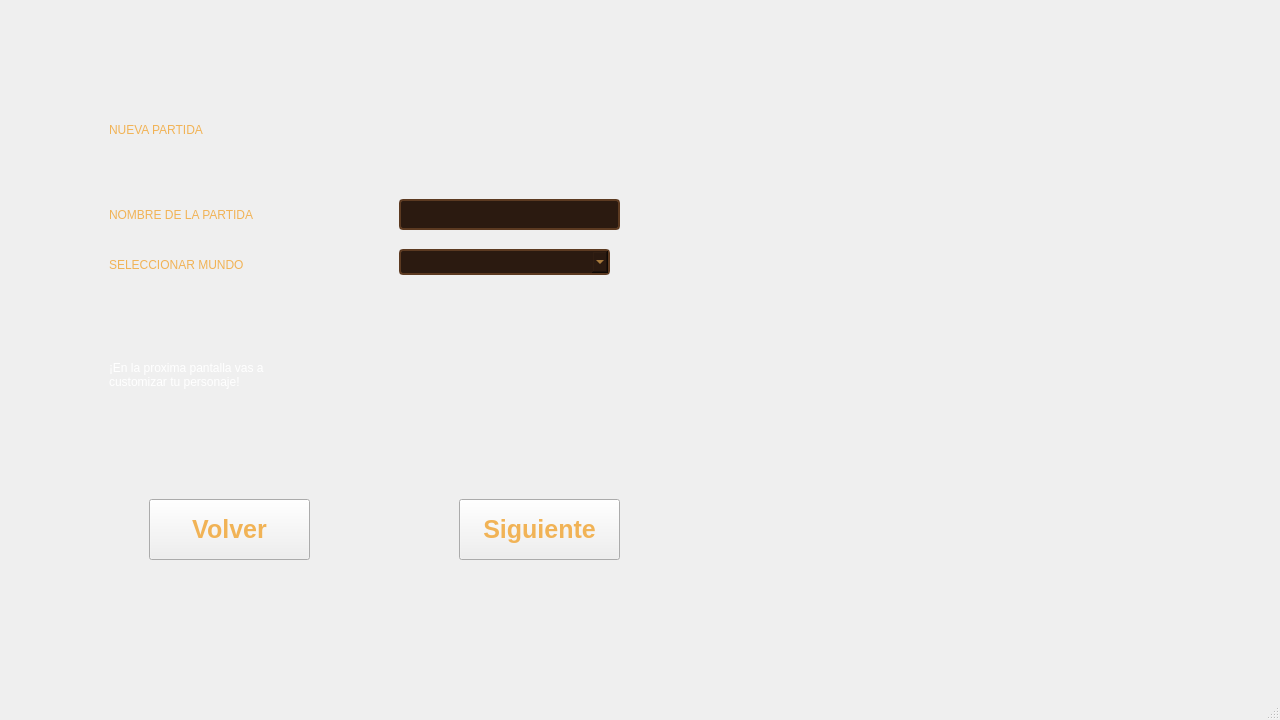
Nahuelfranco12/TP-TALLER-DE-PROGRAMACION-G9-2C26, file client_src/Pantallas/pantalla.ui: the form before one commit.
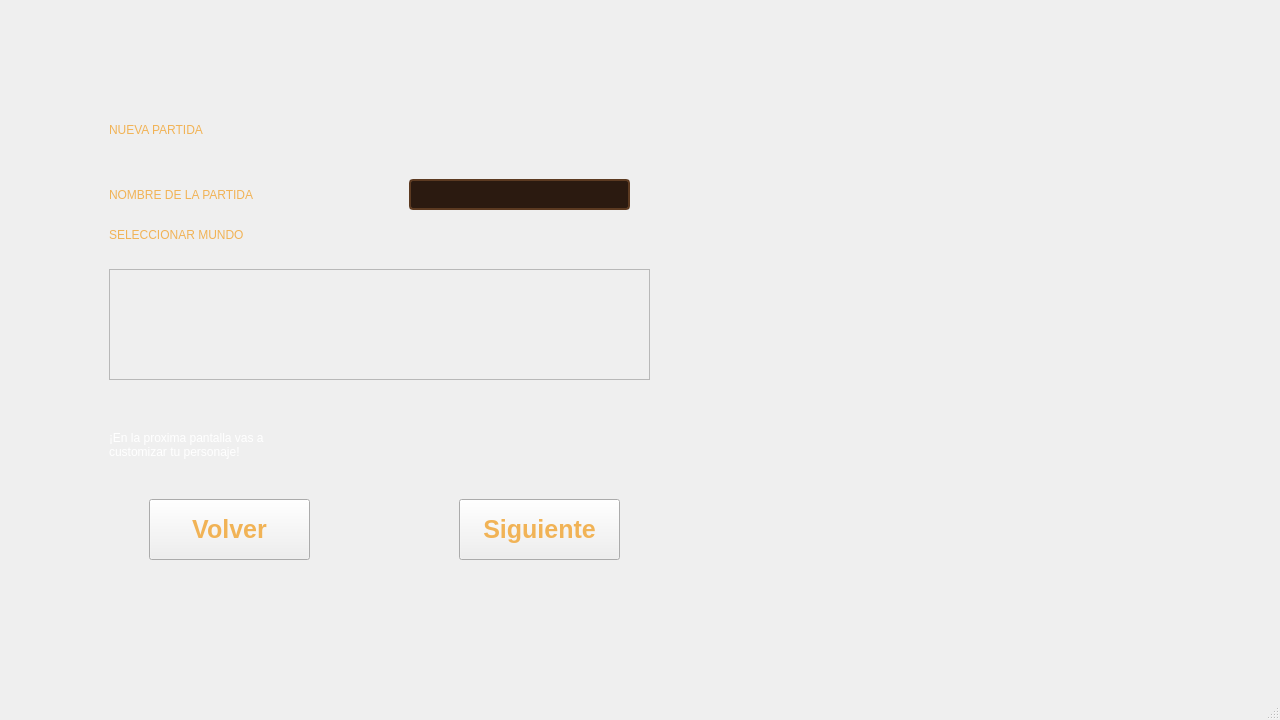
The form after the commit. The open tabs and pages were chosen to show the change. Icons and pictures are not drawn.

Commit message: refactorizo el codigo y tambien agrego scroll para elegir mapa al crear partida

The edit to the form file:
```diff
--- a/client_src/Pantallas/pantalla.ui
+++ b/client_src/Pantallas/pantalla.ui
@@ -707,7 +707,7 @@
         <property name="geometry">
          <rect>
           <x>100</x>
-          <y>190</y>
+          <y>170</y>
           <width>291</width>
           <height>31</height>
          </rect>
@@ -724,8 +724,8 @@
        <widget class="QLineEdit" name="campoNOmbrePartida">
         <property name="geometry">
          <rect>
-          <x>390</x>
-          <y>190</y>
+          <x>400</x>
+          <y>170</y>
           <width>221</width>
           <height>31</height>
          </rect>
@@ -750,8 +750,8 @@
         <property name="geometry">
          <rect>
           <x>100</x>
-          <y>240</y>
-          <width>291</width>
+          <y>210</y>
+          <width>541</width>
           <height>31</height>
          </rect>
         </property>
@@ -764,31 +764,6 @@
          <string>SELECCIONAR MUNDO</string>
         </property>
        </widget>
-       <widget class="QComboBox" name="desplegableMundo">
-        <property name="geometry">
-         <rect>
-          <x>390</x>
-          <y>240</y>
-          <width>211</width>
-          <height>26</height>
-         </rect>
-        </property>
-        <property name="styleSheet">
-         <string notr="true">QLineEdit, QComboBox {
-    background-color: #2b1a10; 
-    color: #f1b356; 
-    border: 2px solid #5c3a21; 
-    border-radius: 4px; 
-    padding: 2px 5px;
-    font-family: &quot;Stardew Valley&quot;;
-    font-size: 20px;
-}
-
-QLineEdit:focus, QComboBox:focus {
-    border: 2px solid #f1b356; 
-}</string>
-        </property>
-       </widget>
        <widget class="QPushButton" name="botVolver">
         <property name="geometry">
          <rect>
@@ -845,7 +820,7 @@
         <property name="geometry">
          <rect>
           <x>100</x>
-          <y>330</y>
+          <y>400</y>
           <width>541</width>
           <height>71</height>
          </rect>
@@ -860,6 +835,41 @@
 customizar tu personaje!</string>
         </property>
        </widget>
+       <widget class="QScrollArea" name="scrollMapaNuevaPartida">
+        <property name="geometry">
+         <rect>
+          <x>100</x>
+          <y>260</y>
+          <width>541</width>
+          <height>111</height>
+         </rect>
+        </property>
+        <property name="styleSheet">
+         <string notr="true">QScrollArea {
+    background-color: transparent;
+    border: none;
+}
+QScrollArea &gt; QWidget &gt; QWidget {
+    background-color: transparent;
+}</string>
+        </property>
+        <property name="widgetResizable">
+         <bool>true</bool>
+        </property>
+        <widget class="QWidget" name="scrollAreaWidgetContents_2">
+         <property name="geometry">
+          <rect>
+           <x>0</x>
+           <y>0</y>
+           <width>541</width>
+           <height>111</height>
+          </rect>
+         </property>
+         <property name="styleSheet">
+          <string notr="true"/>
+         </property>
+        </widget>
+       </widget>
       </widget>
       <widget class="QWidget" name="pageUnirsePartida">
        <property name="styleSheet">
```
The commit also changes 27 other files.
